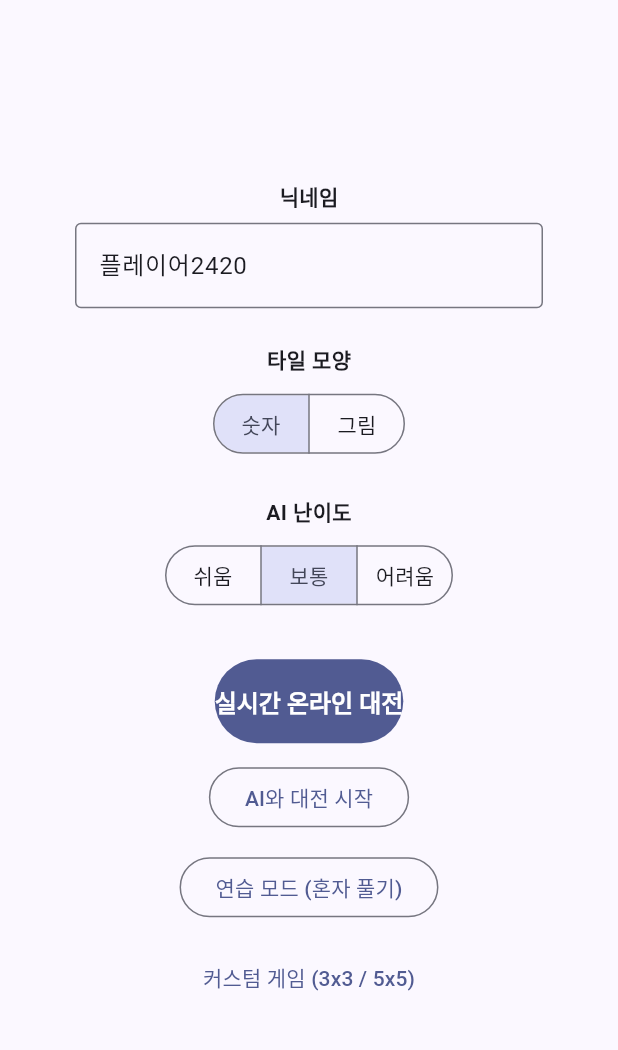
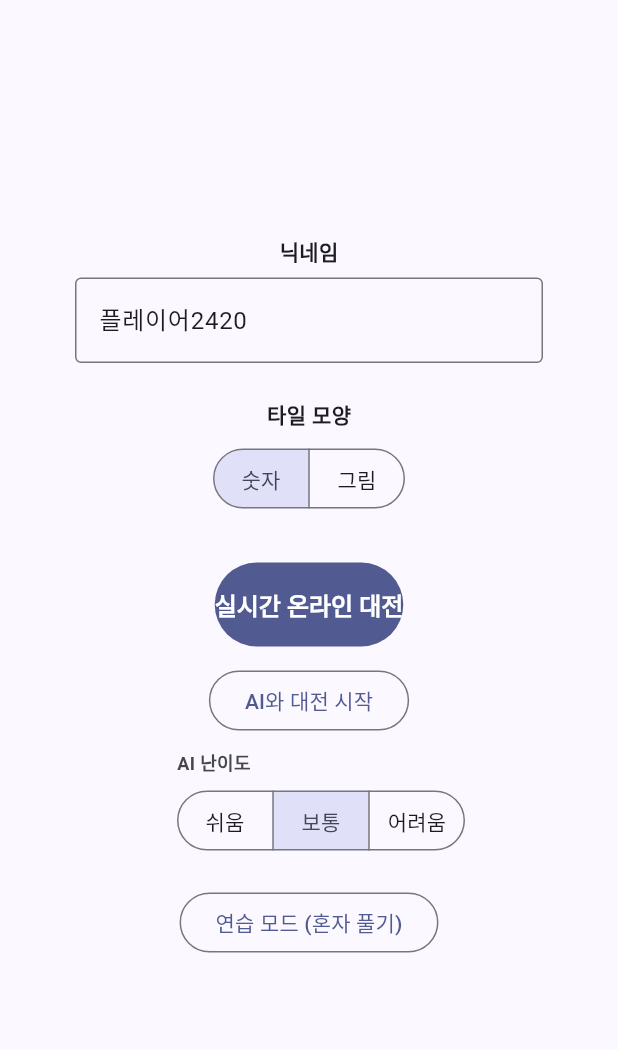
Before and after one commit to mintower/puzzle_battle, a Flutter app: the screen it shows after launch, on a phone screen of 412 x 824 dp, the part 63-1113 px from its top. Run offline on Flutter 3.47's test engine with Material 3 defaults, Android fonts, the phone set to English and light mode, and no system bars; our stand-ins replace audioplayers, cloud_firestore, firebase_auth, firebase_core, shared_preferences; accounts and stored records are empty.

Commit message:
Nest AI difficulty under the AI match button, remove custom game mode
AI 난이도 only affects AI matches, not online or practice, so it now
sits directly under "AI와 대전 시작" instead of applying to the whole
setup panel up top. Also drops the custom game screen (3x3/5x5) — the
board size is fixed at 4x4 everywhere now, so GameSetupPanel no longer
takes a boardSize parameter.

Co-Authored-By: Claude Sonnet 5 <noreply@anthropic.com>

```diff
--- a/lib/ui/game_setup_panel.dart
+++ b/lib/ui/game_setup_panel.dart
@@ -16,18 +16,13 @@ Widget segmentLabel(String text) {
   );
 }
 
-/// Tile style + AI difficulty pickers and the three ways to start playing
-/// a given [boardSize] — shared between the main menu (fixed at 4x4) and
-/// the custom game screen (3x3/5x5).
+/// Tile style picker and the three ways to start a 4x4 game.
 class GameSetupPanel extends StatefulWidget {
-  final int boardSize;
+  static const _boardSize = 4;
+
   final String nickname;
 
-  const GameSetupPanel({
-    super.key,
-    required this.boardSize,
-    required this.nickname,
-  });
+  const GameSetupPanel({super.key, required this.nickname});
 
   @override
   State<GameSetupPanel> createState() => _GameSetupPanelState();
@@ -59,19 +54,6 @@ class _GameSetupPanelState extends State<GameSetupPanel> {
           selected: {_tileStyle},
           onSelectionChanged: (s) => setState(() => _tileStyle = s.first),
         ),
-        const SizedBox(height: 24),
-        const Text('AI 난이도', style: TextStyle(fontWeight: FontWeight.bold)),
-        const SizedBox(height: 8),
-        SegmentedButton<String>(
-          showSelectedIcon: false,
-          segments: [
-            ButtonSegment(value: 'Easy', label: segmentLabel('쉬움')),
-            ButtonSegment(value: 'Medium', label: segmentLabel('보통')),
-            ButtonSegment(value: 'Hard', label: segmentLabel('어려움')),
-          ],
-          selected: {_difficultyLabel},
-          onSelectionChanged: (s) => setState(() => _difficultyLabel = s.first),
-        ),
         const SizedBox(height: 32),
         // Primary call to action — real-time online play is the default
         // mode, so it's the highlighted (filled) button, placed first.
@@ -83,7 +65,7 @@ class _GameSetupPanelState extends State<GameSetupPanel> {
           onPressed: () {
             Navigator.of(context).push(MaterialPageRoute(
               builder: (_) => OnlineLobbyScreen(
-                boardSize: widget.boardSize,
+                boardSize: GameSetupPanel._boardSize,
                 tileStyle: _tileStyle,
                 nickname: widget.nickname,
               ),
@@ -96,7 +78,7 @@ class _GameSetupPanelState extends State<GameSetupPanel> {
           onPressed: () {
             Navigator.of(context).push(MaterialPageRoute(
               builder: (_) => MatchScreen(
-                boardSize: widget.boardSize,
+                boardSize: GameSetupPanel._boardSize,
                 difficulty: _difficulty,
                 tileStyle: _tileStyle,
                 nickname: widget.nickname,
@@ -105,12 +87,43 @@ class _GameSetupPanelState extends State<GameSetupPanel> {
           },
           child: const Text('AI와 대전 시작'),
         ),
-        const SizedBox(height: 12),
+        const SizedBox(height: 8),
+        // AI 난이도 is a sub-choice of "AI와 대전 시작" specifically (it has
+        // no effect on online or practice mode), so it sits right under
+        // that button instead of applying to the whole panel up top.
+        Padding(
+          padding: const EdgeInsets.only(left: 16),
+          child: Column(
+            crossAxisAlignment: CrossAxisAlignment.start,
+            children: [
+              Text(
+                'AI 난이도',
+                style: TextStyle(
+                  fontWeight: FontWeight.bold,
+                  fontSize: 12,
+                  color: Theme.of(context).colorScheme.onSurfaceVariant,
+                ),
+              ),
+              const SizedBox(height: 6),
+              SegmentedButton<String>(
+                showSelectedIcon: false,
+                segments: [
+                  ButtonSegment(value: 'Easy', label: segmentLabel('쉬움')),
+                  ButtonSegment(value: 'Medium', label: segmentLabel('보통')),
+                  ButtonSegment(value: 'Hard', label: segmentLabel('어려움')),
+                ],
+                selected: {_difficultyLabel},
+                onSelectionChanged: (s) => setState(() => _difficultyLabel = s.first),
+              ),
+            ],
+          ),
+        ),
+        const SizedBox(height: 20),
         OutlinedButton(
           onPressed: () {
             Navigator.of(context).push(MaterialPageRoute(
               builder: (_) => PracticeScreen(
-                boardSize: widget.boardSize,
+                boardSize: GameSetupPanel._boardSize,
                 tileStyle: _tileStyle,
               ),
             ));
--- a/lib/ui/main_menu_screen.dart
+++ b/lib/ui/main_menu_screen.dart
@@ -1,7 +1,6 @@
 import 'package:flutter/material.dart';
 
 import '../core/nickname_service.dart';
-import 'custom_game_screen.dart';
 import 'game_setup_panel.dart';
 
 class MainMenuScreen extends StatefulWidget {
@@ -12,8 +11,6 @@ class MainMenuScreen extends StatefulWidget {
 }
 
 class _MainMenuScreenState extends State<MainMenuScreen> {
-  static const _defaultBoardSize = 4;
-
   final _nicknameController = TextEditingController();
 
   @override
@@ -69,19 +66,7 @@ class _MainMenuScreenState extends State<MainMenuScreen> {
                   },
                 ),
                 const SizedBox(height: 24),
-                GameSetupPanel(
-                  boardSize: _defaultBoardSize,
-                  nickname: _nickname,
-                ),
-                const SizedBox(height: 12),
-                TextButton(
-                  onPressed: () {
-                    Navigator.of(context).push(MaterialPageRoute(
-                      builder: (_) => CustomGameScreen(nickname: _nickname),
-                    ));
-                  },
-                  child: const Text('커스텀 게임 (3x3 / 5x5)'),
-                ),
+                GameSetupPanel(nickname: _nickname),
               ],
             ),
           ),
```
Also changed, not shown: lib/ui/custom_game_screen.dart (deleted, +0 -51 lines), 1 other file.
